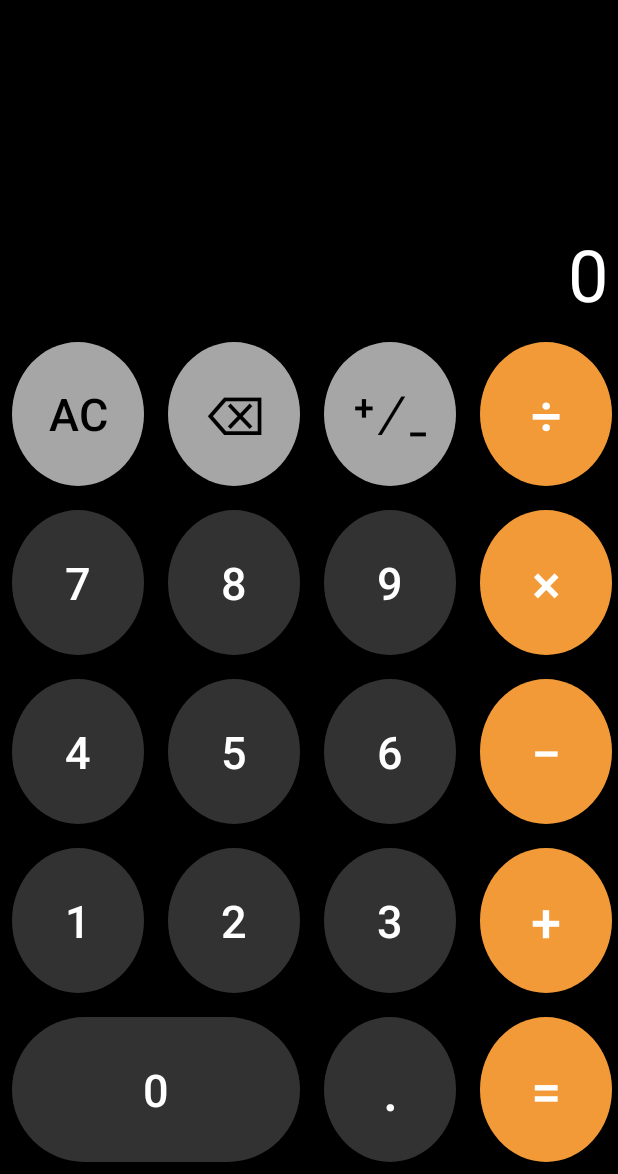
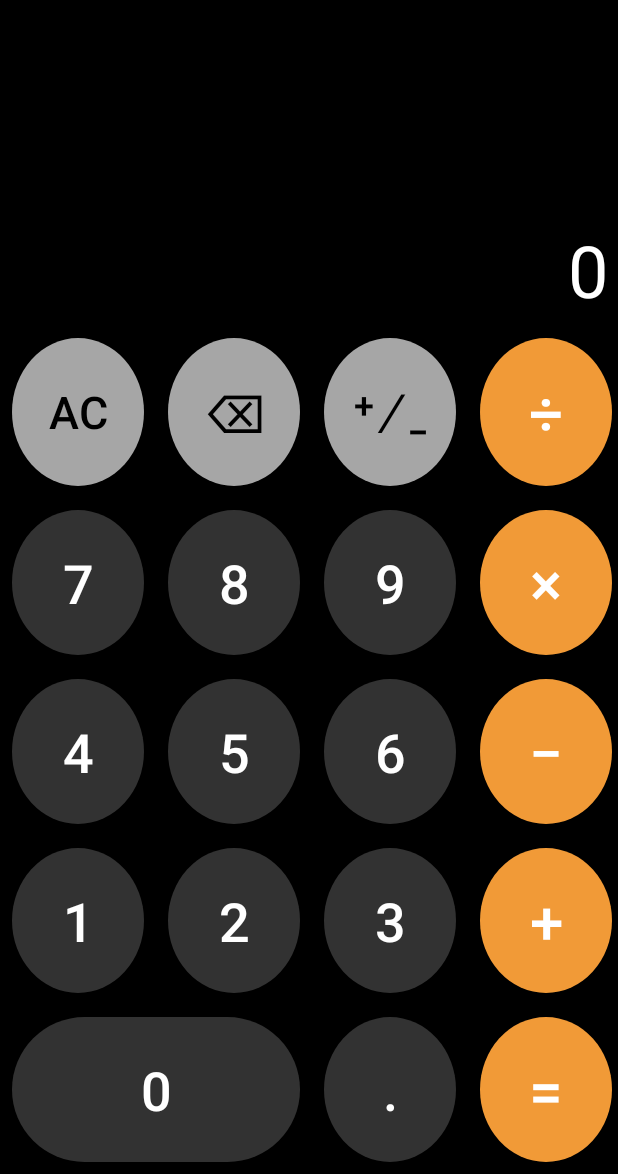
Before and after one commit to jinkpen/Calc, an Android app: the screen it shows after launch (MainActivity), on a phone screen of 412 x 824 dp, the part 62-1236 px from its top. Run offline under Robolectric (Android 15) with nearby library versions, the phone set to English and light mode, and no system bars.

Commit message:
Commit before changing icon

```diff
--- a/app/src/main/java/com/example/calc/Calculator.java
+++ b/app/src/main/java/com/example/calc/Calculator.java
@@ -105,6 +105,7 @@ public class Calculator {
     }//end posNegToggle method
 
     public void decimal() {
+        //If there is no operator, append the appropriate chars to operand1
         if (operator.isEmpty()) {
             if (!operand1.contains(".")) {
                 if (operand1.length() > 0) {
@@ -115,6 +116,7 @@ public class Calculator {
                 }
             }
         }
+        //If there is an operator, append the appropriate chars to operand2
         else {
             if (!operand2.contains(".")) {
                 if (operand2.length() > 0) {
--- a/app/src/main/res/layout/activity_main.xml
+++ b/app/src/main/res/layout/activity_main.xml
@@ -104,7 +104,7 @@
                 android:layout_margin="8dp"
                 android:background="@drawable/btn_orange_round"
                 android:text="@string/txtDivide"
-                android:textSize="36sp" />
+                android:textSize="40sp" />
         </TableRow>
 
         <TableRow
@@ -121,7 +121,7 @@
                 android:background="@drawable/btn_darkgrey_round"
                 android:text="@string/txt7"
                 android:textColor="@color/white"
-                android:textSize="30sp" />
+                android:textSize="36sp" />
 
             <android.widget.Button
                 android:id="@+id/btn8"
@@ -131,7 +131,7 @@
                 android:background="@drawable/btn_darkgrey_round"
                 android:text="@string/txt8"
                 android:textColor="@color/white"
-                android:textSize="30sp" />
+                android:textSize="36sp" />
 
             <android.widget.Button
                 android:id="@+id/btn9"
@@ -141,7 +141,7 @@
                 android:background="@drawable/btn_darkgrey_round"
                 android:text="@string/txt9"
                 android:textColor="@color/white"
-                android:textSize="30sp" />
+                android:textSize="36sp" />
 
             <android.widget.Button
                 android:id="@+id/btnMultiply"
@@ -150,7 +150,7 @@
                 android:layout_margin="8dp"
                 android:background="@drawable/btn_orange_round"
                 android:text="@string/txtMultiply"
-                android:textSize="36sp" />
+                android:textSize="40sp" />
         </TableRow>
 
         <TableRow
@@ -167,7 +167,7 @@
                 android:background="@drawable/btn_darkgrey_round"
                 android:text="@string/txt4"
                 android:textColor="@color/white"
-                android:textSize="30sp" />
+                android:textSize="36sp" />
 
             <android.widget.Button
                 android:id="@+id/btn5"
@@ -177,7 +177,7 @@
                 android:background="@drawable/btn_darkgrey_round"
                 android:text="@string/txt5"
                 android:textColor="@color/white"
-                android:textSize="30sp" />
+                android:textSize="36sp" />
 
             <android.widget.Button
                 android:id="@+id/btn6"
@@ -187,7 +187,7 @@
                 android:background="@drawable/btn_darkgrey_round"
                 android:text="@string/txt6"
                 android:textColor="@color/white"
-                android:textSize="30sp" />
+                android:textSize="36sp" />
 
             <android.widget.Button
                 android:id="@+id/btnSubtract"
@@ -196,7 +196,7 @@
                 android:layout_margin="8dp"
                 android:background="@drawable/btn_orange_round"
                 android:text="@string/txtSubtract"
-                android:textSize="36sp" />
+                android:textSize="40sp" />
 
         </TableRow>
 
@@ -214,7 +214,7 @@
                 android:background="@drawable/btn_darkgrey_round"
                 android:text="@string/txt1"
                 android:textColor="@color/white"
-                android:textSize="30sp" />
+                android:textSize="36sp" />
 
             <android.widget.Button
                 android:id="@+id/btn2"
@@ -224,7 +224,7 @@
                 android:background="@drawable/btn_darkgrey_round"
                 android:text="@string/txt2"
                 android:textColor="@color/white"
-                android:textSize="30sp" />
+                android:textSize="36sp" />
 
             <android.widget.Button
                 android:id="@+id/btn3"
@@ -234,7 +234,7 @@
                 android:background="@drawable/btn_darkgrey_round"
                 android:text="@string/txt3"
                 android:textColor="@color/white"
-                android:textSize="30sp" />
+                android:textSize="36sp" />
 
             <android.widget.Button
                 android:id="@+id/btnAdd"
@@ -243,7 +243,7 @@
                 android:layout_margin="8dp"
                 android:background="@drawable/btn_orange_round"
                 android:text="@string/txtAdd"
-                android:textSize="36sp" />
+                android:textSize="40sp" />
         </TableRow>
 
         <TableRow
@@ -260,9 +260,9 @@
                 android:layout_span="2"
                 android:background="@drawable/btn_darkgrey_oval"
                 android:text="@string/txt0"
-                android:textAlignment="center"
+
                 android:textColor="@color/white"
-                android:textSize="30sp" />
+                android:textSize="36sp" />
 
             <android.widget.Button
                 android:id="@+id/btnDecimal"
@@ -281,7 +281,7 @@
                 android:layout_margin="8dp"
                 android:background="@drawable/btn_orange_round"
                 android:text="@string/txtEquals"
-                android:textSize="36sp" />
+                android:textSize="40sp" />
         </TableRow>
     </TableLayout>
 </androidx.constraintlayout.widget.ConstraintLayout>
@@ -289,4 +289,6 @@
     Resource used to make button colours render correctly
     https://stackoverflow.com/questions/64722733/android-background-drawable-not-working-in-button-since-android-studio-4-1
 
+    iPhone icon
+    https://www.pinterest.ca/pin/732116483161939416/
 -->
```
